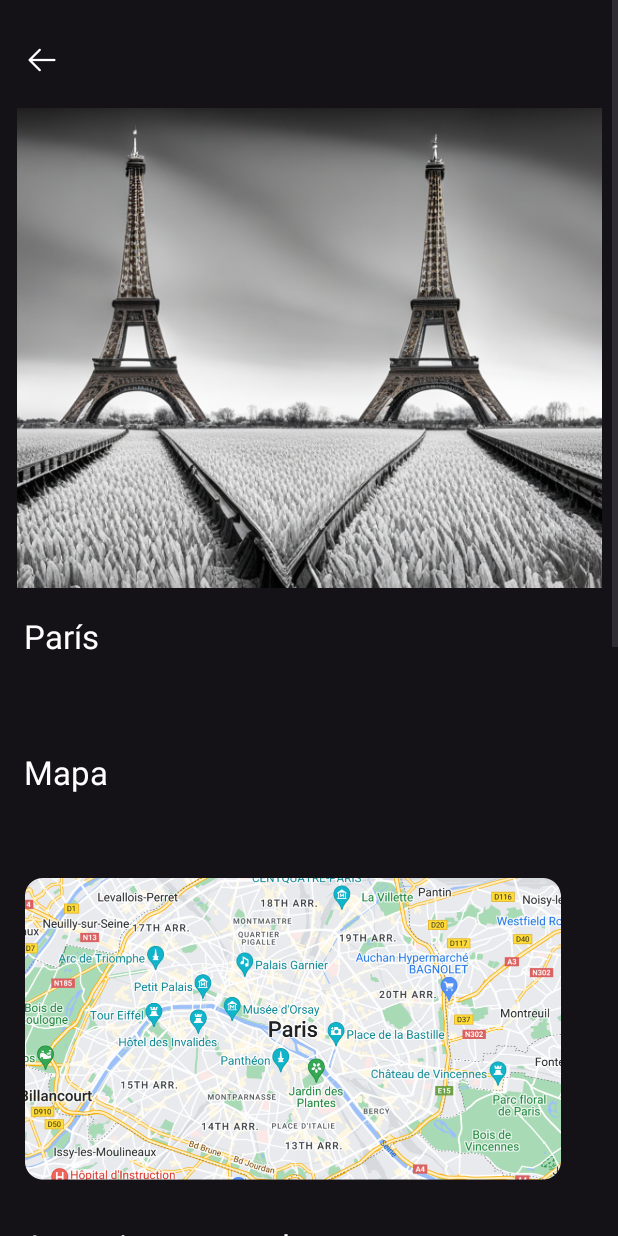
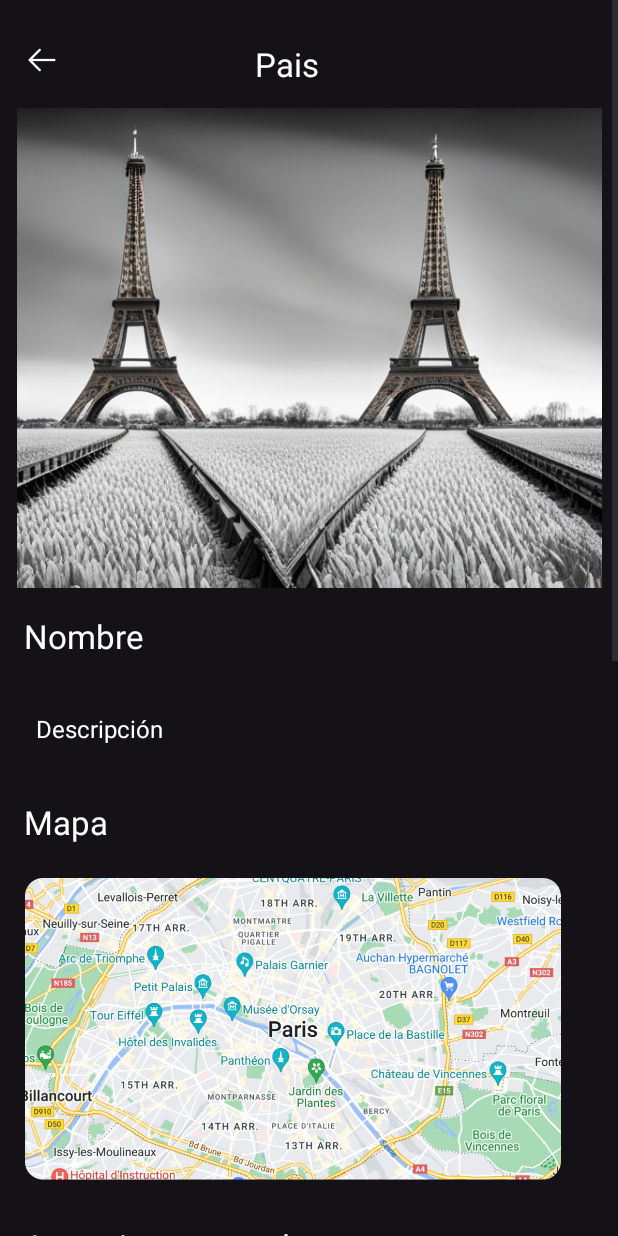
Before and after one commit to RP4checo/TravelBird, an Android app: the Destino screen opened directly, with no data from a screen before it, on a phone screen of 412 x 824 dp. Run offline under Robolectric (Android 15) with nearby library versions, the light colour scheme and no system bars.

Commit message:
Busqueda y Detalles de Destino

```diff
--- a/app/src/main/java/com/travelbird/Destino.kt
+++ b/app/src/main/java/com/travelbird/Destino.kt
@@ -2,19 +2,32 @@ package com.travelbird
 
 import android.content.Intent
 import android.os.Bundle
+import android.widget.ImageView
 import androidx.appcompat.app.AppCompatActivity
-import android.widget.LinearLayout
+import com.bumptech.glide.Glide
+import com.travelbird.databinding.DestinoBinding
 
 class Destino : AppCompatActivity() {
 
-    private lateinit var contenedorFlechaAtras: LinearLayout
+    var imageUrl = ""
+    private lateinit var binding: DestinoBinding
+    private lateinit var contenedorFlechaAtras: ImageView
 
     override fun onCreate(savedInstanceState: Bundle?) {
         super.onCreate(savedInstanceState)
-        setContentView(R.layout.destino)
+        binding = DestinoBinding.inflate(layoutInflater)
+        setContentView(binding.root)
+        val bundle = intent.extras
+
+        if (bundle != null) {
+            binding.paisDestino.text = bundle.getString("Pais")
+            imageUrl = bundle.getString("Imagen")!!
+            Glide.with(this).load(bundle.getString("Imagen")).into(binding.imagenDestino)
+            binding.nombreDestino.text = bundle.getString("Nombre")
+            binding.descripcionDestino.text = bundle.getString("Descripción")
+        }
 
         contenedorFlechaAtras = findViewById(R.id.container_back_arrow)
-
         setupListeners()
     }
 
--- a/app/src/main/res/layout/destino.xml
+++ b/app/src/main/res/layout/destino.xml
@@ -43,10 +43,21 @@
             android:scaleType="centerInside"
             android:src="@drawable/icon_back_flecha" />
           <!-- 11:474:space-view0 Depth 1, Frame 0_space_view0 space-view -->
-          <View
-            android:layout_width="0dp"
-            android:layout_height="24dp"
-            android:layout_weight="1" />
+
+            <TextView
+                android:id="@+id/paisDestino"
+                android:layout_width="270dp"
+                android:layout_height="35dp"
+                android:layout_marginLeft="16dp"
+                android:layout_marginRight="16dp"
+                android:layout_marginTop="20dp"
+                android:layout_marginBottom="11.5dp"
+                android:gravity="center|top"
+                android:includeFontPadding="false"
+                android:lineHeight="2dp"
+                android:text="Pais"
+                android:textColor="#FFFFFFFF"
+                android:textSize="22dp" />
 
         </LinearLayout>
 
@@ -57,7 +68,7 @@
           android:background="@drawable/frame">
 
           <ImageView
-            android:id="@+id/image_depth_frame2"
+            android:id="@+id/imagenDestino"
             android:layout_width="match_parent"
             android:layout_height="320dp"
             android:layout_gravity="top|left"
@@ -66,9 +77,9 @@
         </FrameLayout>
 
         <TextView
-          android:id="@+id/container_depth_frame25"
-          android:layout_width="wrap_content"
-          android:layout_height="59.5dp"
+          android:id="@+id/nombreDestino"
+          android:layout_width="match_parent"
+          android:layout_height="wrap_content"
           android:layout_marginLeft="16dp"
           android:layout_marginRight="16dp"
           android:layout_marginTop="20dp"
@@ -76,14 +87,31 @@
           android:gravity="left|top"
           android:includeFontPadding="false"
           android:lineHeight="27.5dp"
-          android:text="París"
+          android:text="Nombre"
           android:textColor="#FFFFFFFF"
           android:textSize="22dp" />
 
         <TextView
+            android:id="@+id/descripcionDestino"
+            android:layout_width="match_parent"
+            android:layout_height="wrap_content"
+            android:layout_marginLeft="16dp"
+            android:layout_marginRight="16dp"
+            android:layout_marginTop="20dp"
+            android:layout_marginBottom="12dp"
+            android:gravity="left|top"
+            android:padding="8dp"
+            android:includeFontPadding="false"
+            android:lineHeight="24sp"
+            android:text="Descripción"
+            android:textColor="#FFFFFF"
+            android:textSize="16sp" />
+
+
+        <TextView
           android:id="@+id/container_depth_frame26"
           android:layout_width="wrap_content"
-          android:layout_height="59.5dp"
+          android:layout_height="wrap_content"
           android:layout_marginLeft="16dp"
           android:layout_marginRight="16dp"
           android:layout_marginTop="20dp"
@@ -203,7 +231,7 @@
         <TextView
           android:id="@+id/container_depth_frame35"
           android:layout_width="wrap_content"
-          android:layout_height="59.5dp"
+          android:layout_height="wrap_content"
           android:layout_marginLeft="16dp"
           android:layout_marginRight="16dp"
           android:layout_marginTop="20dp"
--- a/app/src/main/res/layout/progreso_layout.xml
+++ b/app/src/main/res/layout/progreso_layout.xml
@@ -4,6 +4,7 @@
     android:padding="20dp"
     android:layout_width="match_parent"
     android:layout_height="wrap_content"
+    android:background="@drawable/frame1"
     android:gravity="center_horizontal">
 
     <ProgressBar
--- a/app/src/main/res/layout/recycler_item.xml
+++ b/app/src/main/res/layout/recycler_item.xml
@@ -4,6 +4,7 @@
     android:layout_height="wrap_content"
     xmlns:app="http://schemas.android.com/apk/res-auto"
     android:id="@+id/recCard"
+    android:background="@drawable/frame1"
     android:layout_marginStart="12dp"
     android:layout_marginEnd="12dp"
     android:layout_marginHorizontal="10dp"
@@ -13,7 +14,8 @@
 
     <RelativeLayout
         android:layout_width="match_parent"
-        android:layout_height="wrap_content">
+        android:layout_height="wrap_content"
+        android:background="@drawable/frame1">
 
         <com.google.android.material.imageview.ShapeableImageView
             android:layout_width="60dp"
```
Also changed, not shown: app/src/main/java/com/travelbird/AdaptadorDestino.kt (+15 -0 lines), app/src/main/java/com/travelbird/Explorar.kt (+23 -14 lines), app/src/main/res/layout/explorar.xml (+13 -34 lines).
